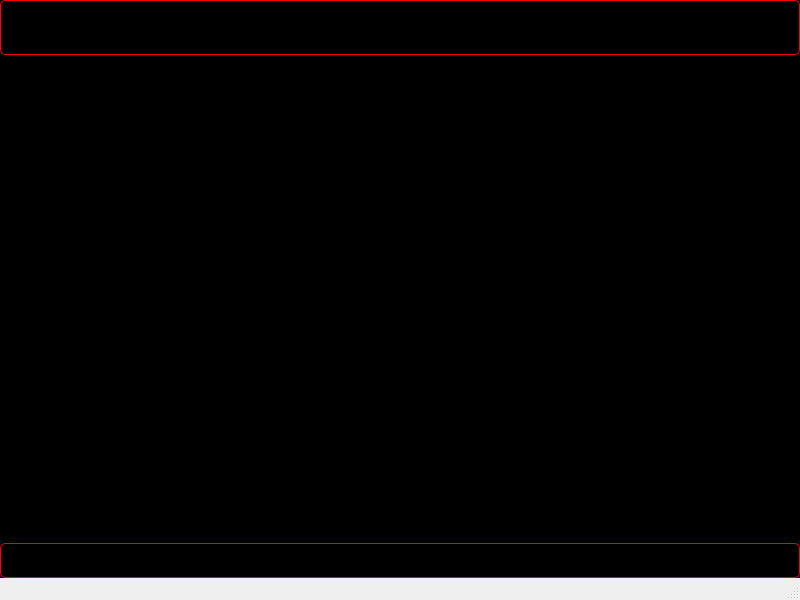
This is desktop/window/form_delivery/delivery.ui in hnmcano/unique as Qt 5 draws it before an edit. The edited form follows.
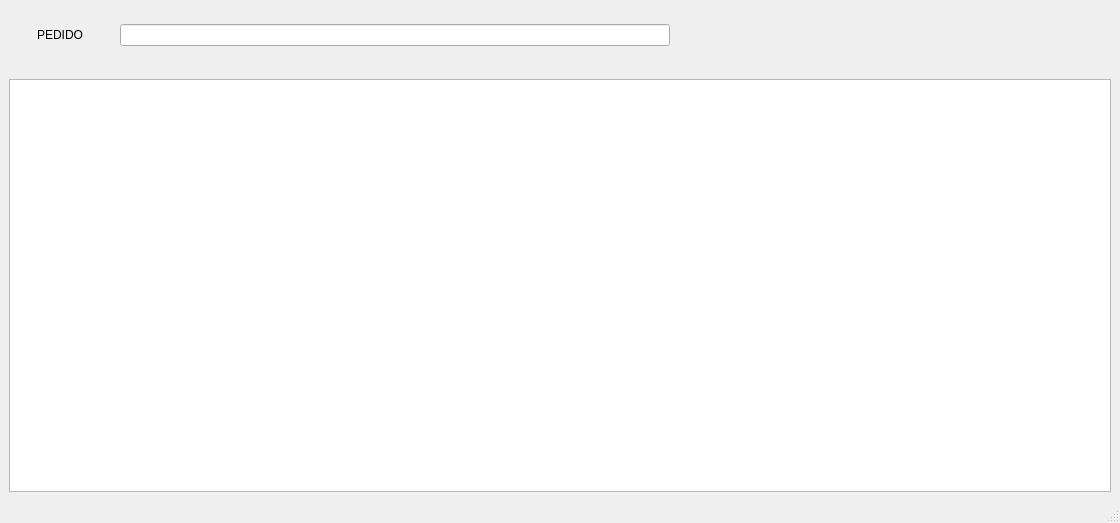
This is the edited form.

The edit to the form file:
```diff
--- a/desktop/window/form_delivery/delivery.ui
+++ b/desktop/window/form_delivery/delivery.ui
@@ -6,17 +6,25 @@
    <rect>
     <x>0</x>
     <y>0</y>
-    <width>800</width>
-    <height>600</height>
+    <width>1120</width>
+    <height>523</height>
    </rect>
   </property>
+  <property name="maximumSize">
+   <size>
+    <width>1217</width>
+    <height>669</height>
+   </size>
+  </property>
   <property name="windowTitle">
-   <string>MainWindow</string>
+   <string>Produtos</string>
+  </property>
+  <property name="styleSheet">
+   <string notr="true"/>
   </property>
   <widget class="QWidget" name="centralwidget">
    <property name="styleSheet">
-    <string notr="true">background-color: black;
-</string>
+    <string notr="true"/>
    </property>
    <layout class="QVBoxLayout" name="verticalLayout">
     <property name="spacing">
@@ -36,43 +44,142 @@
     </property>
     <item>
      <widget class="QWidget" name="widget" native="true">
+      <property name="minimumSize">
+       <size>
+        <width>0</width>
+        <height>70</height>
+       </size>
+      </property>
       <property name="maximumSize">
        <size>
         <width>16777215</width>
-        <height>55</height>
+        <height>70</height>
        </size>
       </property>
       <property name="styleSheet">
-       <string notr="true">background: qlineargradient(x1:0, y1:0, x2:0, y2:1,
-                                stop:0 black,
-                                stop:1 black); 
-border: 1px solid red;
-border-radius: 5px;
-padding: 10px;
-</string>
+       <string notr="true"/>
       </property>
+      <layout class="QHBoxLayout" name="horizontalLayout">
+       <property name="spacing">
+        <number>0</number>
+       </property>
+       <property name="leftMargin">
+        <number>0</number>
+       </property>
+       <property name="topMargin">
+        <number>0</number>
+       </property>
+       <property name="rightMargin">
+        <number>0</number>
+       </property>
+       <property name="bottomMargin">
+        <number>0</number>
+       </property>
+       <item>
+        <widget class="QWidget" name="widget_3" native="true">
+         <property name="minimumSize">
+          <size>
+           <width>120</width>
+           <height>0</height>
+          </size>
+         </property>
+         <property name="maximumSize">
+          <size>
+           <width>120</width>
+           <height>120</height>
+          </size>
+         </property>
+         <property name="styleSheet">
+          <string notr="true"/>
+         </property>
+         <layout class="QVBoxLayout" name="verticalLayout_4">
+          <item>
+           <widget class="QLabel" name="label">
+            <property name="maximumSize">
+             <size>
+              <width>120</width>
+              <height>16777215</height>
+             </size>
+            </property>
+            <property name="styleSheet">
+             <string notr="true">border: transparent;</string>
+            </property>
+            <property name="text">
+             <string>PEDIDO</string>
+            </property>
+            <property name="alignment">
+             <set>Qt::AlignmentFlag::AlignCenter</set>
+            </property>
+           </widget>
+          </item>
+         </layout>
+        </widget>
+       </item>
+       <item>
+        <widget class="QWidget" name="widget_4" native="true">
+         <property name="minimumSize">
+          <size>
+           <width>700</width>
+           <height>0</height>
+          </size>
+         </property>
+         <layout class="QVBoxLayout" name="verticalLayout_3">
+          <property name="spacing">
+           <number>0</number>
+          </property>
+          <property name="leftMargin">
+           <number>0</number>
+          </property>
+          <property name="topMargin">
+           <number>0</number>
+          </property>
+          <property name="rightMargin">
+           <number>0</number>
+          </property>
+          <property name="bottomMargin">
+           <number>0</number>
+          </property>
+          <item>
+           <widget class="QLineEdit" name="FilterPedidos">
+            <property name="maximumSize">
+             <size>
+              <width>550</width>
+              <height>16777215</height>
+             </size>
+            </property>
+            <property name="styleSheet">
+             <string notr="true">border-left: 1px solid red;
+border-right: 1px solid red;</string>
+            </property>
+           </widget>
+          </item>
+         </layout>
+        </widget>
+       </item>
+       <item>
+        <widget class="QWidget" name="widget_5" native="true">
+         <property name="minimumSize">
+          <size>
+           <width>300</width>
+           <height>0</height>
+          </size>
+         </property>
+         <property name="styleSheet">
+          <string notr="true"/>
+         </property>
+         <layout class="QHBoxLayout" name="horizontalLayout_2"/>
+        </widget>
+       </item>
+      </layout>
      </widget>
     </item>
     <item>
-     <widget class="QWidget" name="widget_2" native="true"/>
-    </item>
-    <item>
-     <widget class="QWidget" name="widget_3" native="true">
-      <property name="maximumSize">
-       <size>
-        <width>16777215</width>
-        <height>35</height>
-       </size>
-      </property>
-      <property name="styleSheet">
-       <string notr="true">background: qlineargradient(x1:0, y1:0, x2:0, y2:1,
-                                stop:0 black,
-                                stop:1 black); 
-border: 1px solid red;
-border-radius: 5px;
-padding: 10px;
-</string>
-      </property>
+     <widget class="QFrame" name="delivery">
+      <layout class="QVBoxLayout" name="verticalLayout_5">
+       <item>
+        <widget class="QTableWidget" name="tableWidget"/>
+       </item>
+      </layout>
      </widget>
     </item>
    </layout>
```
Left out of the diff: 13 changed lines with no effect on the pictures.
